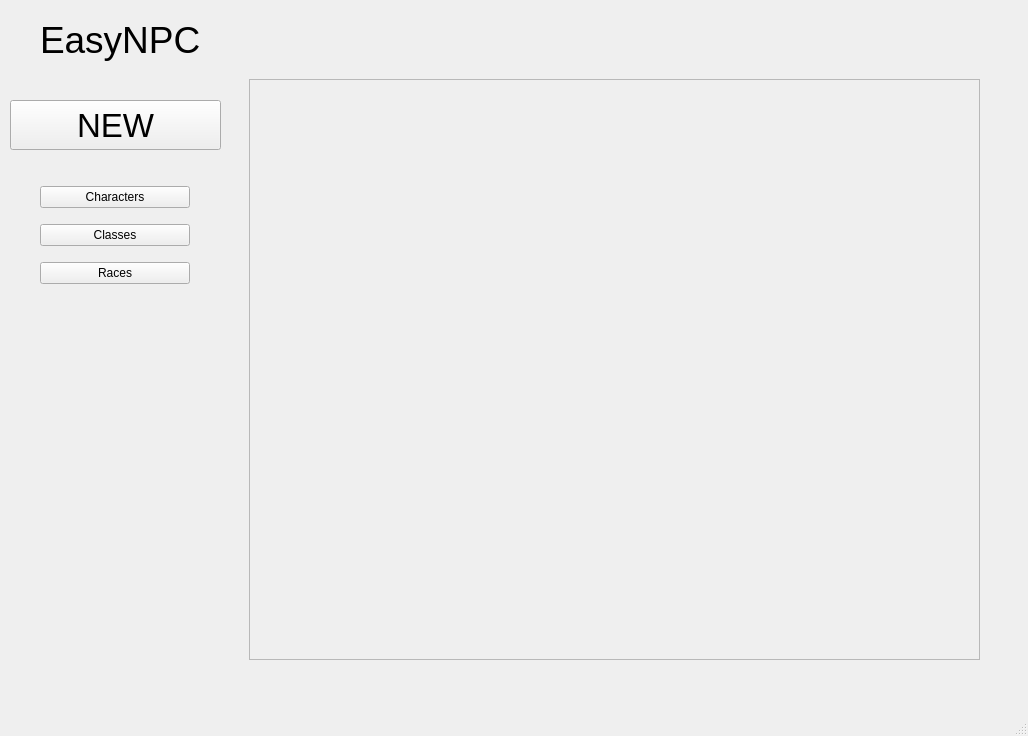
First picture: the form in mainwindow.ui, repository Thatoneguyouknow/EasyNPC_QTSource, before the edit.
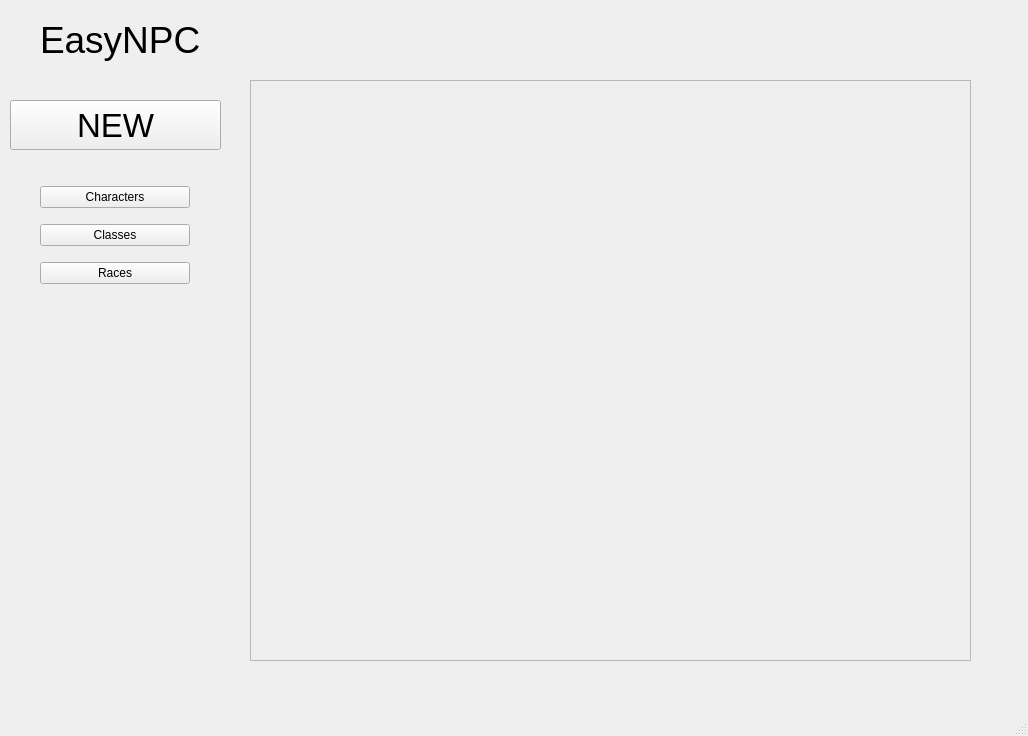
Second picture: the form after the edit.

Patch:
```diff
--- a/mainwindow.ui
+++ b/mainwindow.ui
@@ -19,7 +19,7 @@
      <rect>
       <x>10</x>
       <y>0</y>
-      <width>971</width>
+      <width>961</width>
       <height>80</height>
      </rect>
     </property>
@@ -45,10 +45,6 @@
        <property name="font">
         <font>
          <pointsize>28</pointsize>
-         <weight>50</weight>
-         <italic>false</italic>
-         <bold>false</bold>
-         <underline>false</underline>
         </font>
        </property>
        <property name="text">
@@ -243,9 +239,9 @@
    <widget class="QScrollArea" name="scrollArea">
     <property name="geometry">
      <rect>
-      <x>249</x>
-      <y>79</y>
-      <width>731</width>
+      <x>250</x>
+      <y>80</y>
+      <width>721</width>
       <height>581</height>
      </rect>
     </property>
@@ -257,7 +253,7 @@
       <rect>
        <x>0</x>
        <y>0</y>
-       <width>729</width>
+       <width>719</width>
        <height>579</height>
       </rect>
      </property>
```
Left out of the diff: 52 changed lines with no effect on the pictures.
